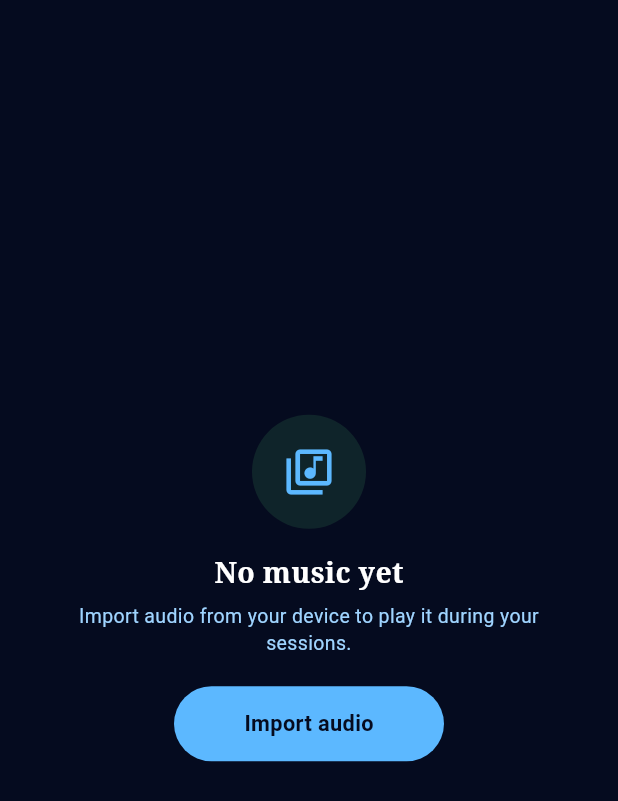
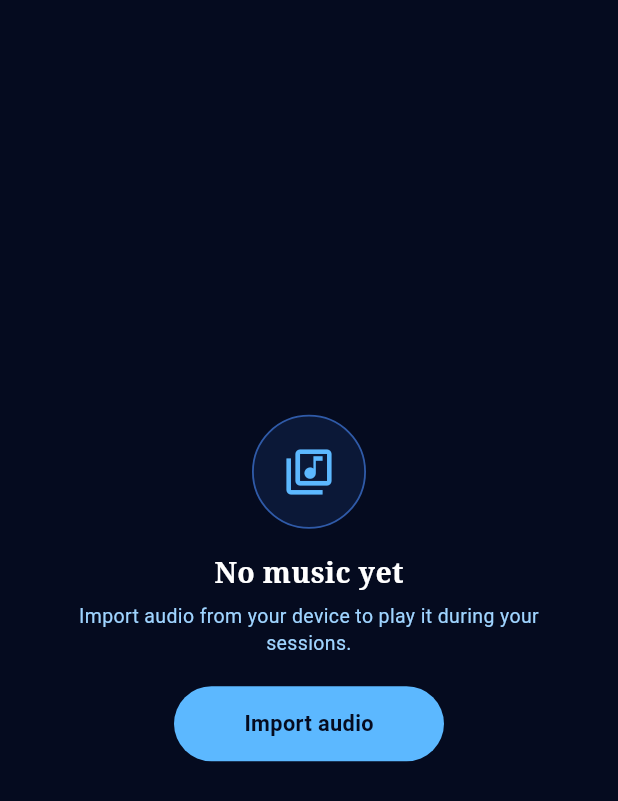
Before and after one commit to Ishank0n/breathplus, a Flutter app: the _EmptyState widget shown alone on an empty page, opened directly, on a phone screen of 412 x 824 dp. Shown: the top 801 px of the screen. Run offline on Flutter 3.47's test engine with Material 3 defaults, Android fonts, the phone set to English and light mode, and no system bars; our stand-ins replace file_picker, flutter_blue_plus, flutter_local_notifications, flutter_secure_storage, flutter_timezone, google_sign_in and 4 more; missing offline and left inert: audio_session; accounts and stored records are empty; network calls fail.

Commit message:
Change container color to navy
Updated the color in the decoration of a container to a new navy shade.

```diff
--- a/lib/my_music_page.dart
+++ b/lib/my_music_page.dart
@@ -162,9 +162,13 @@ class _EmptyState extends StatelessWidget {
             Container(
               width: 76,
               height: 76,
-              decoration: const BoxDecoration(
+              decoration: BoxDecoration(
                 shape: BoxShape.circle,
-                color: Color(0x661F4A3A),
+                color: const Color(0x66152B5C), // card navy (was green)
+                border: Border.all(
+                  color: AppColors.cardBorder,
+                  width: 1.2,
+                ),
               ),
               child: const Icon(
                 Icons.library_music_outlined,
```
